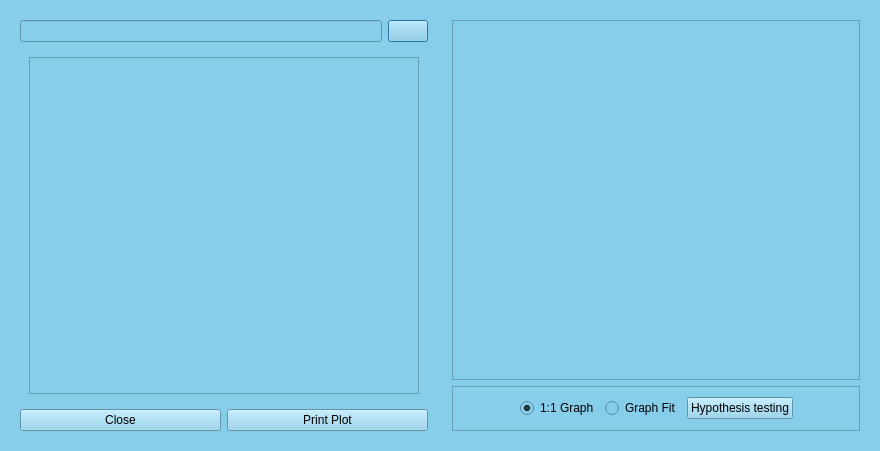
This is ui/calibration_results.ui in Inigobarbe/QAnnAGNPS as Qt 5 draws it before an edit. The edited form follows.
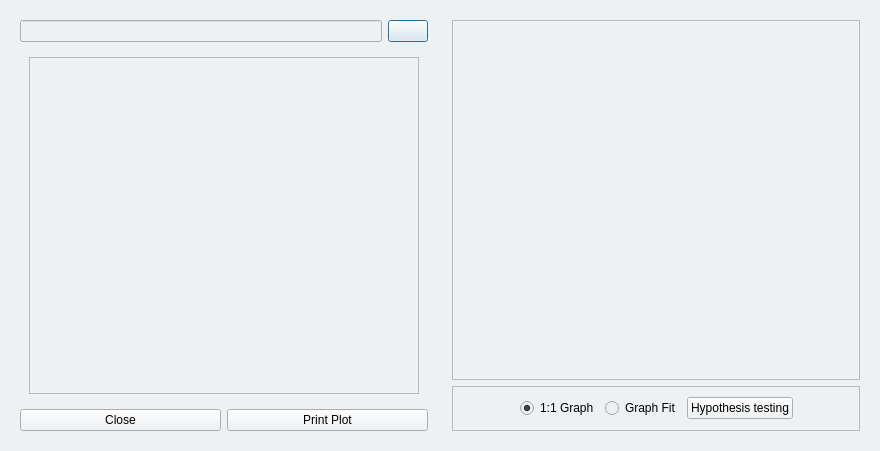
This is the edited form.

```diff
--- a/ui/calibration_results.ui
+++ b/ui/calibration_results.ui
@@ -15,7 +15,7 @@
   </property>
   <property name="styleSheet">
    <string notr="true">/* Background color for main window*/
-background-color: #87CEEB
+background-color: #eef1f4
 
 
 </string>
```
